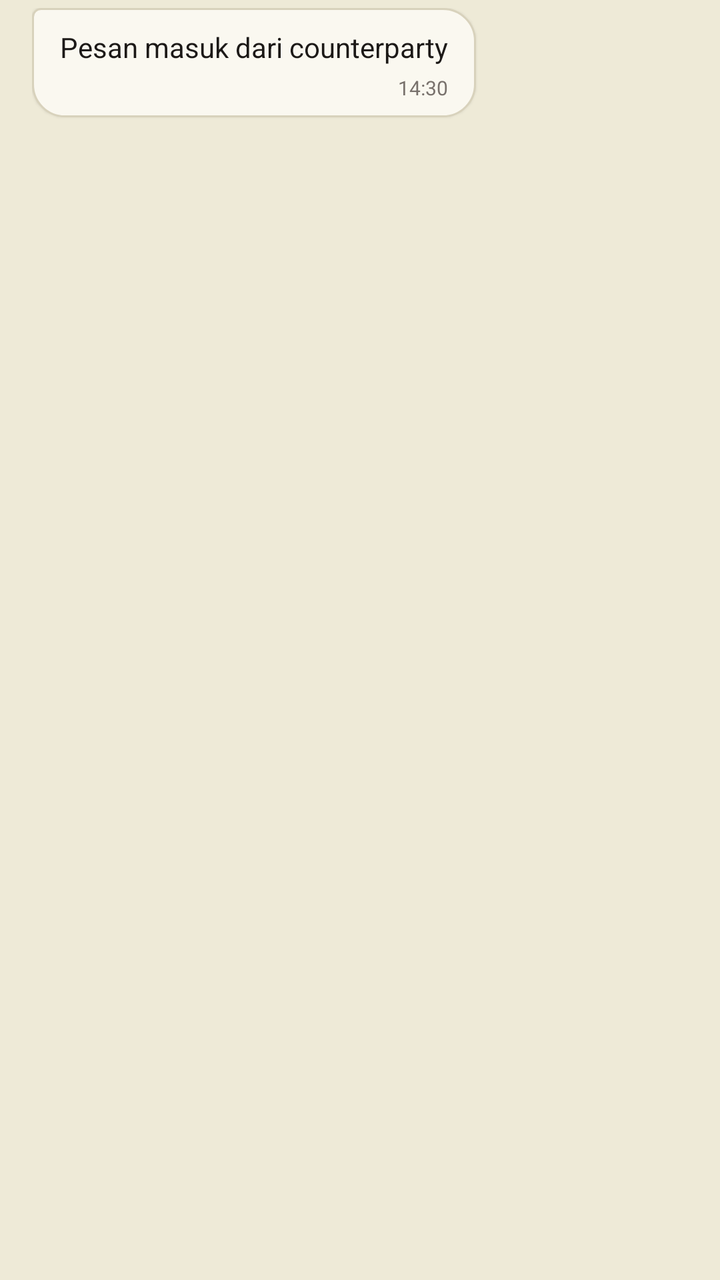
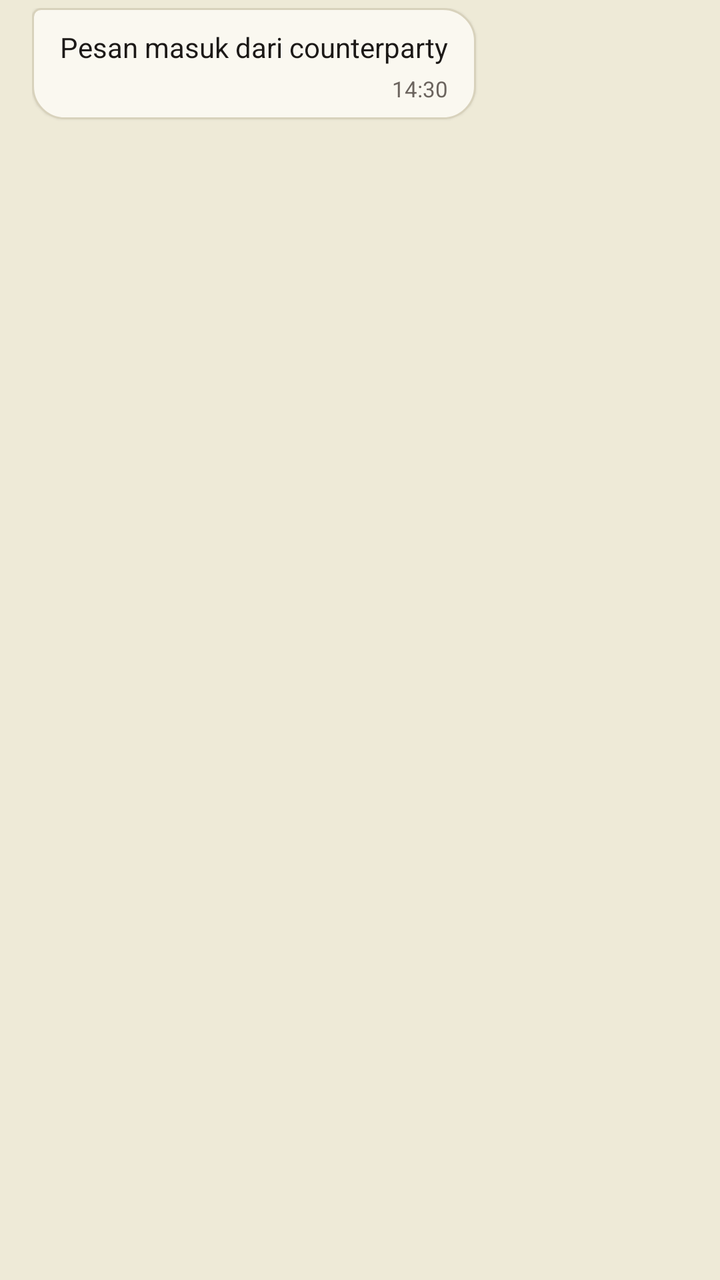

Before-and-after screenshots of an Android layout around one commit, followed by the original layout XML and the change that was made.
<!-- AndroidManifest.xml: application theme Theme.CariKostKita -->
<!-- res/layout/item_chat_incoming.xml -->
<?xml version="1.0" encoding="utf-8"?>
<LinearLayout xmlns:android="http://schemas.android.com/apk/res/android"
    android:layout_width="match_parent"
    android:layout_height="wrap_content"
    android:gravity="start"
    android:orientation="vertical"
    android:paddingHorizontal="16dp"
    android:paddingVertical="4dp">

    <LinearLayout
        android:layout_width="wrap_content"
        android:layout_height="wrap_content"
        android:layout_marginEnd="64dp"
        android:background="@drawable/bg_chat_incoming"
        android:elevation="1dp"
        android:orientation="vertical"
        android:paddingHorizontal="14dp"
        android:paddingTop="10dp"
        android:paddingBottom="8dp">

        <TextView
            android:id="@+id/tv_chat_incoming_message"
            android:layout_width="wrap_content"
            android:layout_height="wrap_content"
            android:fontFamily="sans-serif"
            android:lineSpacingExtra="3sp"
            android:text="Pesan masuk dari counterparty"
            android:textColor="@color/text_primary"
            android:textSize="14sp" />

        <TextView
            android:id="@+id/tv_chat_incoming_time"
            android:layout_width="wrap_content"
            android:layout_height="wrap_content"
            android:layout_gravity="end"
            android:layout_marginTop="4dp"
            android:fontFamily="sans-serif"
            android:text="14:30"
            android:textColor="@color/text_muted"
            android:textSize="10sp" />
    </LinearLayout>

</LinearLayout>
<!-- resources referenced by this layout -->
<resources>
  <color name="text_muted">#78716C</color>
  <color name="text_primary">#1C1917</color>
  <!-- drawable bg_chat_incoming (drawable) -->
  <?xml version="1.0" encoding="utf-8"?>
  <shape xmlns:android="http://schemas.android.com/apk/res/android"
      android:shape="rectangle">
      <solid android:color="@color/chat_incoming_bg" />
      <stroke
          android:width="1dp"
          android:color="@color/border_subtle" />
      <corners
          android:topLeftRadius="4dp"
          android:topRightRadius="16dp"
          android:bottomLeftRadius="16dp"
          android:bottomRightRadius="16dp" />
  </shape>
  <style name="Theme.CariKostKita" parent="Theme.Material3.DayNight.NoActionBar">
          
          <item name="colorPrimary">@color/primary</item>
          <item name="colorPrimaryDark">@color/primary_dark</item>
          <item name="colorOnPrimary">@color/on_primary</item>
          <item name="colorPrimaryContainer">@color/primary_soft</item>
          <item name="colorOnPrimaryContainer">@color/primary</item>
  
          
          <item name="android:windowBackground">@color/background</item>
          <item name="colorSurface">@color/surface</item>
          <item name="colorOnSurface">@color/text_primary</item>
          <item name="colorOutline">@color/border</item>
  
          
          <item name="android:statusBarColor">@color/primary_dark</item>
          <item name="android:windowLightStatusBar">false</item>
          <item name="android:navigationBarColor">@color/background</item>
          <item name="android:windowLightNavigationBar" tools:targetApi="o_mr1">true</item>
      </style>
  <color name="chat_incoming_bg">#FAF8F0</color>
  <color name="border_subtle">#D8D2BC</color>
  <color name="primary">#6D0808</color>
  <color name="primary_dark">#620808</color>
  <color name="on_primary">#EEEAD7</color>
  <color name="primary_soft">#F4EFE0</color>
  <color name="background">#EEEAD7</color>
  <color name="surface">#FFFFFF</color>
  <color name="border">#D8D2BC</color>
</resources>

<!-- the commit's change to res/layout/item_chat_incoming.xml (unified diff, before → after) -->
@@ -37,7 +37,7 @@
             android:fontFamily="sans-serif"
             android:text="14:30"
             android:textColor="@color/text_muted"
-            android:textSize="10sp" />
+            android:textSize="11sp" />
     </LinearLayout>
 
 </LinearLayout>
<!-- resource entries referenced after the edit -->
@@ -1,6 +1,6 @@
 <!-- resources referenced by this layout -->
 <resources>
-  <color name="text_muted">#78716C</color>
+  <color name="text_muted">#6B645E</color>
   <color name="text_primary">#1C1917</color>
   <!-- drawable bg_chat_incoming (drawable) -->
   <?xml version="1.0" encoding="utf-8"?>
